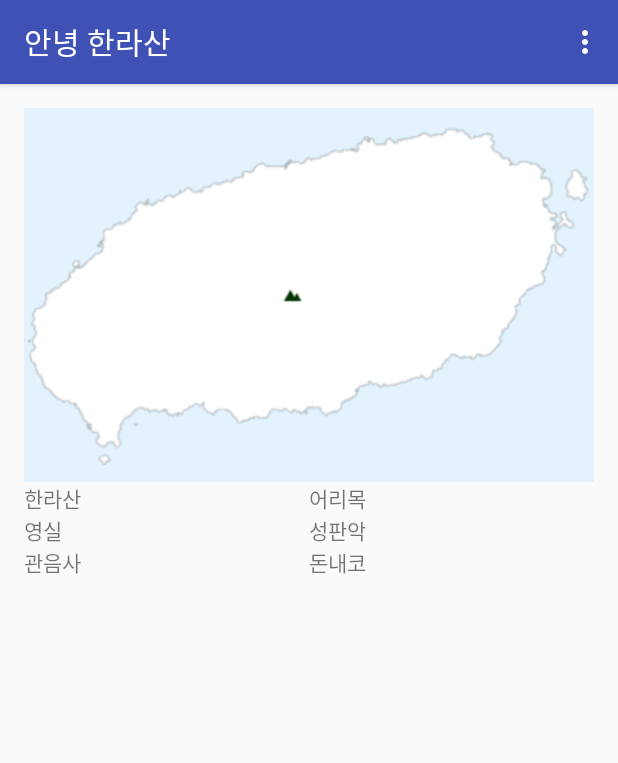
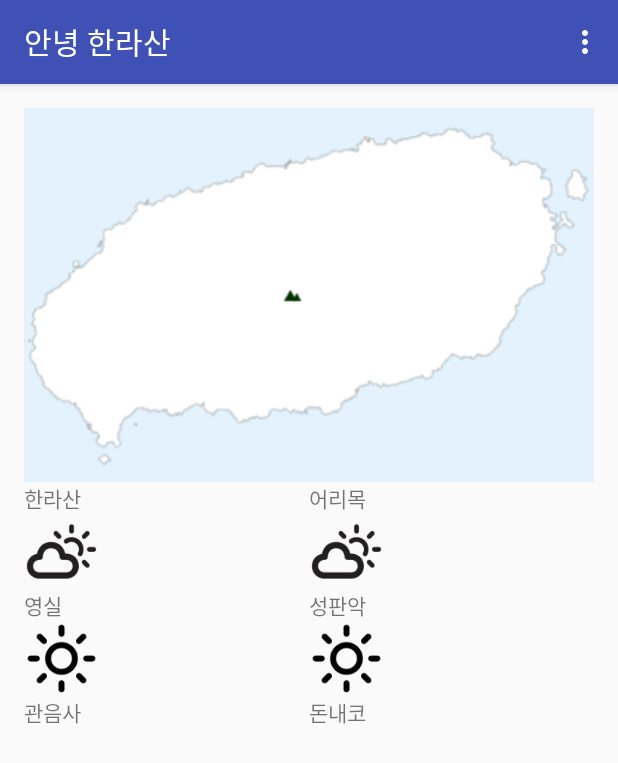
Before and after one commit to ShinJaehun/AnnyeongHallasan, an Android app: the screen it shows after launch (MainActivity), on a phone screen of 412 x 824 dp. Shown: the top 763 px of the screen. Run offline under Robolectric (Android 15) with nearby library versions, the phone set to English and light mode, and no system bars.

Commit message:
날씨 이미지 추가

```diff
--- a/app/src/main/res/layout/activity_main.xml
+++ b/app/src/main/res/layout/activity_main.xml
@@ -144,19 +144,44 @@
             android:layout_height="wrap_content"
             android:orientation="horizontal">
 
+            <LinearLayout
+                android:layout_width="0dp"
+                android:layout_height="wrap_content"
+                android:layout_weight="1"
+                android:orientation="vertical">
+
                 <TextView
                     android:id="@+id/weather_hallasan"
-                android:layout_width="0dp"
-                android:layout_weight="1"
+                    android:layout_width="wrap_content"
                     android:layout_height="wrap_content"
                     android:text="한라산" />
 
+                <ImageView
+                    android:layout_width="50dp"
+                    android:layout_height="50dp"
+                    android:src="@drawable/weather_cloud_sun"/>
+
+            </LinearLayout>
+
+            <LinearLayout
+                android:layout_width="0dp"
+                android:layout_height="wrap_content"
+                android:layout_weight="1"
+                android:orientation="vertical">
+
                 <TextView
                     android:id="@+id/weather_eorimok"
-                android:layout_width="0dp"
+                    android:layout_width="wrap_content"
                     android:layout_height="wrap_content"
-                android:text="어리목"
-                android:layout_weight="1" />
+                    android:text="어리목" />
+
+                <ImageView
+                    android:layout_width="50dp"
+                    android:layout_height="50dp"
+                    android:src="@drawable/weather_cloud_sun"/>
+
+            </LinearLayout>
+
 
         </LinearLayout>
 
@@ -165,19 +190,43 @@
             android:layout_height="wrap_content"
             android:orientation="horizontal">
 
+            <LinearLayout
+                android:layout_width="0dp"
+                android:layout_height="wrap_content"
+                android:layout_weight="1"
+                android:orientation="vertical">
+
                 <TextView
                     android:id="@+id/weather_yeongsil"
-                android:layout_width="0dp"
-                android:layout_weight="1"
+                    android:layout_width="wrap_content"
                     android:layout_height="wrap_content"
                     android:text="영실" />
 
+                <ImageView
+                    android:layout_width="50dp"
+                    android:layout_height="50dp"
+                    android:src="@drawable/weather_sunny"/>
+
+            </LinearLayout>
+
+            <LinearLayout
+                android:layout_width="0dp"
+                android:layout_height="wrap_content"
+                android:layout_weight="1"
+                android:orientation="vertical">
+
                 <TextView
                     android:id="@+id/weather_seongpanak"
-                android:layout_width="0dp"
+                    android:layout_width="wrap_content"
                     android:layout_height="wrap_content"
-                android:text="성판악"
-                android:layout_weight="1" />
+                    android:text="성판악"/>
+
+                <ImageView
+                    android:layout_width="50dp"
+                    android:layout_height="50dp"
+                    android:src="@drawable/weather_sunny"/>
+
+            </LinearLayout>
 
         </LinearLayout>
 
--- a/build.gradle
+++ b/build.gradle
@@ -5,7 +5,7 @@ buildscript {
         jcenter()
     }
     dependencies {
-        classpath 'com.android.tools.build:gradle:2.2.3'
+        classpath 'com.android.tools.build:gradle:2.3.0'
 
         // NOTE: Do not place your application dependencies here; they belong
         // in the individual module build.gradle files
```
Also changed, not shown: app/src/main/res/drawable/cloud_snow.png (added), app/src/main/res/drawable/weather_cloud.png (added), app/src/main/res/drawable/weather_cloud_rain.png (added), app/src/main/res/drawable/weather_cloud_snow2.png (added), app/src/main/res/drawable/weather_cloud_snow_rain.png (added), app/src/main/res/drawable/weather_cloud_sun.png (added), app/src/main/res/drawable/weather_clouds.png (added), app/src/main/res/drawable/weather_sunny.png (added), gradle/wrapper/gradle-wrapper.properties. Lines whose indentation alone changed are shown as unchanged.
